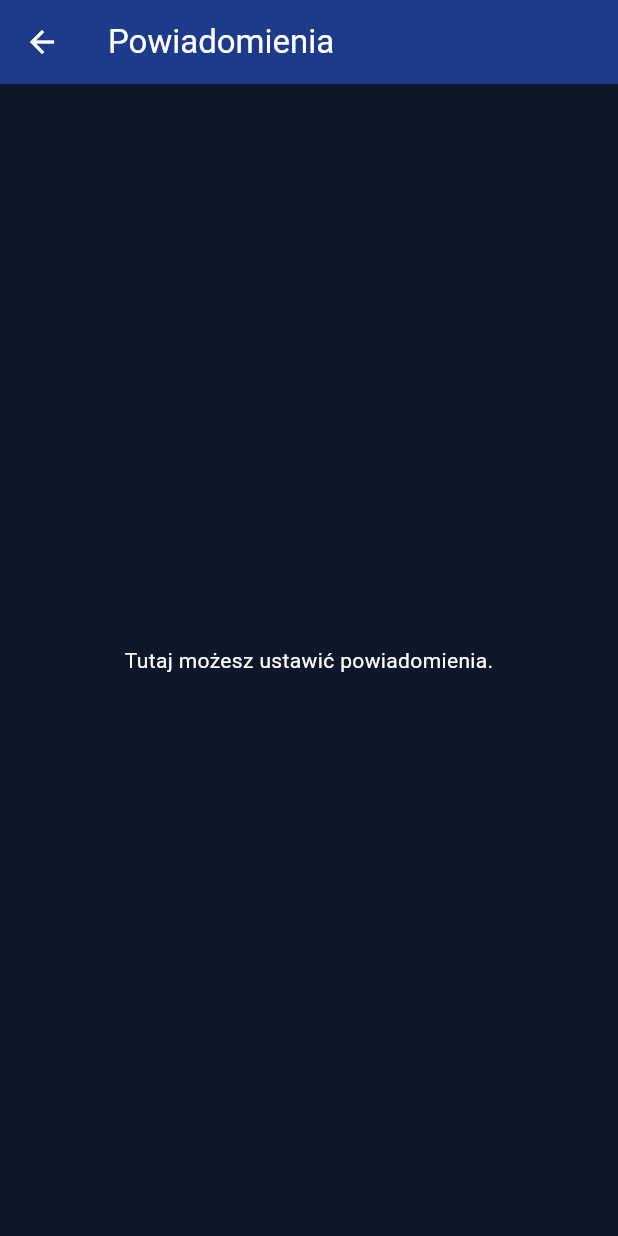
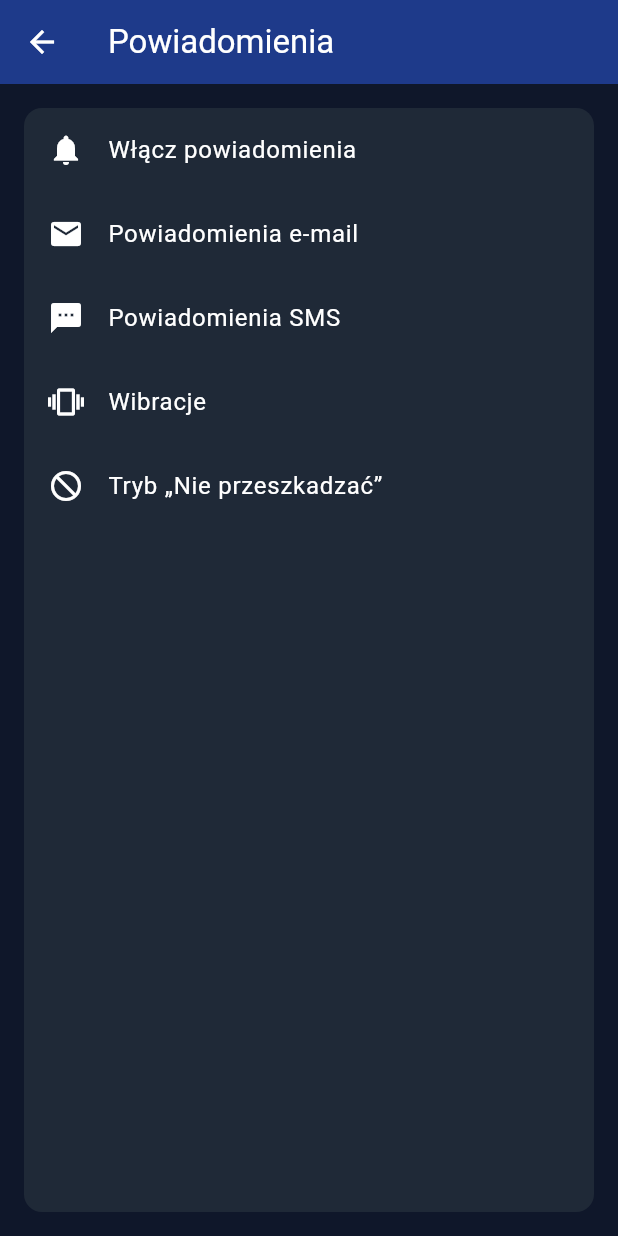
Before and after one commit to makla12/flow_chat, a Flutter app: the NotificationsScreen screen opened directly, on a phone screen of 412 x 824 dp. Run offline on Flutter 3.47's test engine with Material 3 defaults, Android fonts, the phone set to English and light mode, and no system bars; our stand-ins replace cloud_firestore, firebase_auth, firebase_core, google_sign_in; accounts and stored records are empty.

```diff
--- a/lib/screens/notifications_screen.dart
+++ b/lib/screens/notifications_screen.dart
@@ -5,6 +5,8 @@ class NotificationsScreen extends StatelessWidget {
 
   static const Color appBarColor = Color(0xFF1E3A8A);
   static const Color backgroundColor = Color(0xFF0F172A);
+  static const Color containerColor = Color(0xFF1F2937);
+  static const Color dividerColor = Color(0xFF2F3A4B);
 
   @override
   Widget build(BuildContext context) {
@@ -21,12 +23,34 @@ class NotificationsScreen extends StatelessWidget {
           style: TextStyle(color: Colors.white),
         ),
       ),
-      body: const Center(
-        child: Text(
-          'Tutaj możesz ustawić powiadomienia.',
-          style: TextStyle(color: Colors.white),
+      body: Padding(
+        padding: const EdgeInsets.all(16.0),
+        child: Container(
+          decoration: BoxDecoration(
+            color: containerColor,
+            borderRadius: BorderRadius.circular(12),
+          ),
+          child: Column(
+            children: [
+              _buildMenuItem(Icons.notifications, 'Włącz powiadomienia'),
+              _buildMenuItem(Icons.email, 'Powiadomienia e-mail'),
+              _buildMenuItem(Icons.sms, 'Powiadomienia SMS'),
+              _buildMenuItem(Icons.vibration, 'Wibracje'),
+              _buildMenuItem(Icons.do_not_disturb, 'Tryb „Nie przeszkadzać”'),
+            ],
+          ),
         ),
       ),
     );
   }
+
+  Widget _buildMenuItem(IconData icon, String title) {
+    return ListTile(
+      leading: Icon(icon, color: Colors.white),
+      title: Text(title, style: const TextStyle(color: Colors.white)),
+      onTap: () {
+        // TODO: Dodaj funkcję dla każdej opcji powiadomień
+      },
+    );
+  }
 }
```
